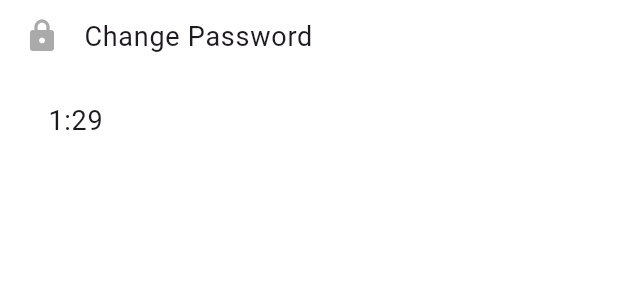
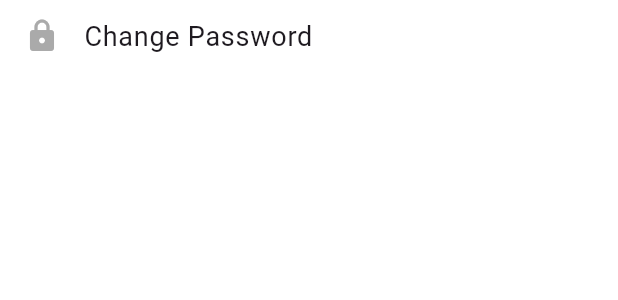
Before and after one commit to NOORABUSALEM/telescope_phone_v2, a Flutter app: the AppDrawer widget shown alone on an empty page, opened directly, on a phone screen of 412 x 824 dp. Shown: the part 663-963 px from the top of the screen. Run offline on Flutter 3.47's test engine with Material 3 defaults, Android fonts, the phone set to English and light mode, and no system bars; drawn by our look-alikes of showcaseview; our stand-ins replace bloc, dio, equatable, firebase_core, fl_chart, flutter_bloc and 3 more; missing offline and left inert: flutter_math_fork; accounts and stored records are empty; network calls fail; Roboto replaces fonts that are missing (NotoKufi).

```diff
--- a/lib/presentation/components/drawer.dart
+++ b/lib/presentation/components/drawer.dart
@@ -196,12 +196,12 @@ class _AppDrawerState extends State<AppDrawer> {
                     _showChangePasswordDialog(context);
                   },
                 ),
-                 Container(
-                   margin: const EdgeInsets.symmetric(horizontal: 16),
-                   child: ListTile(
-                     title: TimerWidget(),
-                   ),
-                 ),
+                 // Container(
+                 //   margin: const EdgeInsets.symmetric(horizontal: 16),
+                 //   child: ListTile(
+                 //     title: TimerWidget(),
+                 //   ),
+                 // ),
 
               ],
             ),
```
